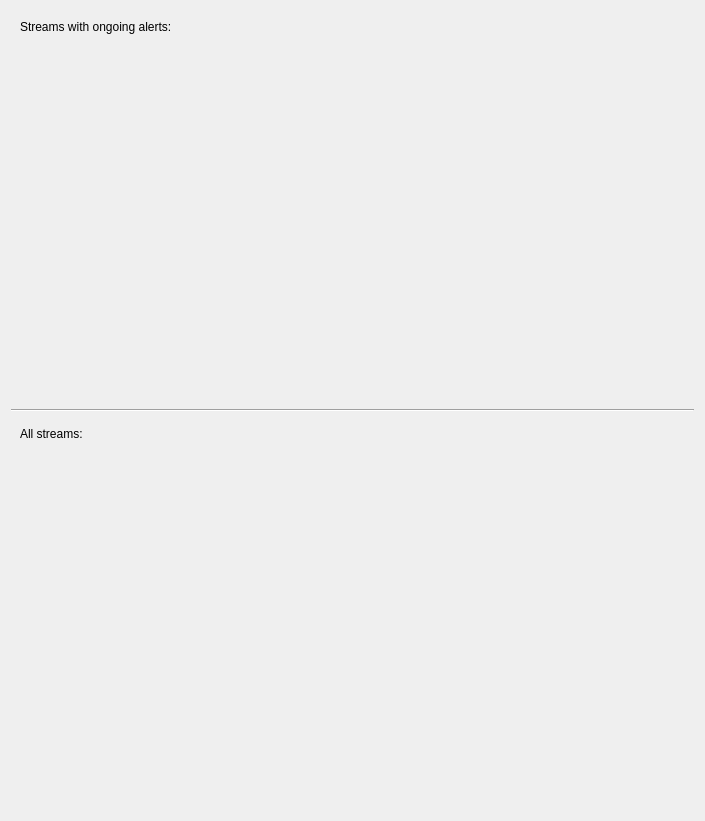
aotuai/brainframe-qt, file brainframe_qt/ui/main_window/video_thumbnail_view/video_thumbnail_view.ui: the form before one commit.
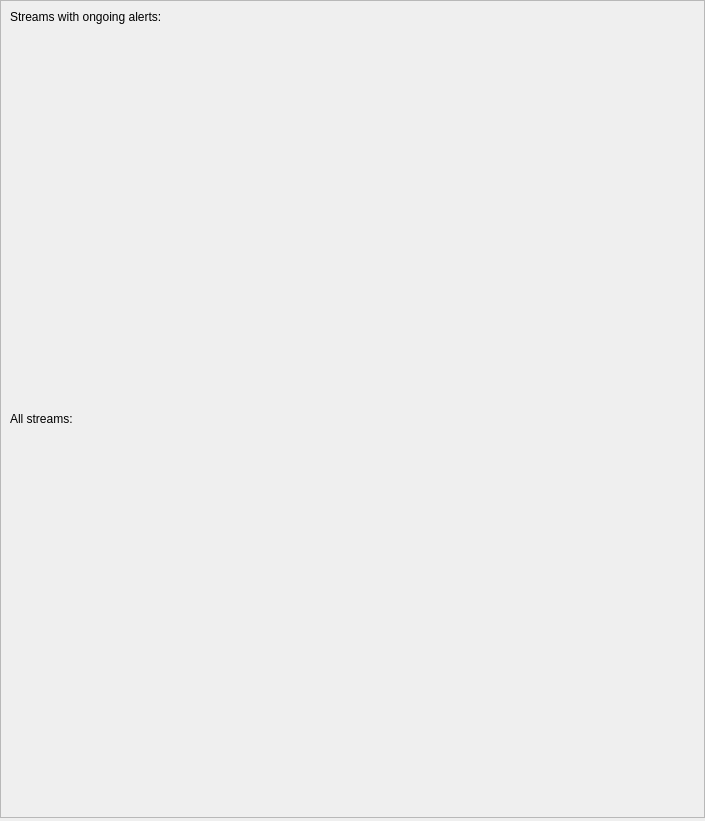
The form after the commit. Custom widgets are drawn as their Qt base class.

Commit message:
Fixed a long standing issue where expanded video widget would take up more vertical space than it should have.
Solution also removed a hacky implementation that forced widget aspect ratio to the video aspect ratio.
This was replaced with the heightForWidth method that is intended for use

What changed in the file:
```diff
--- a/brainframe_qt/ui/main_window/video_thumbnail_view/video_thumbnail_view.ui
+++ b/brainframe_qt/ui/main_window/video_thumbnail_view/video_thumbnail_view.ui
@@ -11,9 +11,61 @@
    </rect>
   </property>
   <layout class="QGridLayout" name="gridLayout_2">
+   <property name="leftMargin">
+    <number>0</number>
+   </property>
+   <property name="topMargin">
+    <number>0</number>
+   </property>
+   <property name="rightMargin">
+    <number>0</number>
+   </property>
+   <property name="bottomMargin">
+    <number>0</number>
+   </property>
+   <property name="spacing">
+    <number>0</number>
+   </property>
+   <item row="1" column="1">
+    <widget class="Line" name="layout_divider">
+     <property name="orientation">
+      <enum>Qt::Horizontal</enum>
+     </property>
+    </widget>
+   </item>
    <item row="0" column="0">
+    <widget class="QScrollArea" name="scrollArea">
+     <property name="lineWidth">
+      <number>0</number>
+     </property>
+     <property name="widgetResizable">
+      <bool>true</bool>
+     </property>
+     <widget class="QWidget" name="scrollAreaWidgetContents">
+      <property name="geometry">
+       <rect>
+        <x>0</x>
+        <y>0</y>
+        <width>703</width>
+        <height>816</height>
+       </rect>
+      </property>
+      <layout class="QVBoxLayout" name="verticalLayout">
+       <item>
     <widget class="QWidget" name="alert_streams_container" native="true">
      <layout class="QVBoxLayout">
+          <property name="leftMargin">
+           <number>0</number>
+          </property>
+          <property name="topMargin">
+           <number>0</number>
+          </property>
+          <property name="rightMargin">
+           <number>0</number>
+          </property>
+          <property name="bottomMargin">
+           <number>0</number>
+          </property>
       <item>
        <widget class="QLabel" name="alert_streams_label">
         <property name="text">
@@ -40,11 +92,20 @@
      </layout>
     </widget>
    </item>
-   <item row="3" column="0">
+       <item>
     <widget class="QWidget" name="all_streams_container" native="true">
      <layout class="QVBoxLayout" name="_2">
+          <property name="leftMargin">
+           <number>0</number>
+          </property>
+          <property name="topMargin">
+           <number>0</number>
+          </property>
       <property name="rightMargin">
-       <number>1</number>
+           <number>0</number>
+          </property>
+          <property name="bottomMargin">
+           <number>0</number>
       </property>
       <item>
        <widget class="QLabel" name="all_streams_label">
@@ -75,11 +136,8 @@
      </layout>
     </widget>
    </item>
-   <item row="1" column="0">
-    <widget class="Line" name="layout_divider">
-     <property name="orientation">
-      <enum>Qt::Horizontal</enum>
-     </property>
+      </layout>
+     </widget>
     </widget>
    </item>
   </layout>
```
Lines whose indentation alone changed are shown as unchanged. The commit also changes 8 other files.
